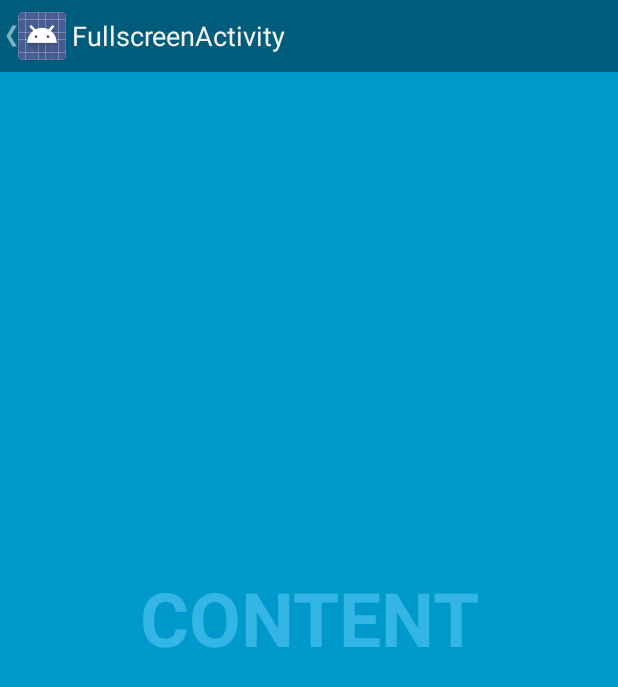
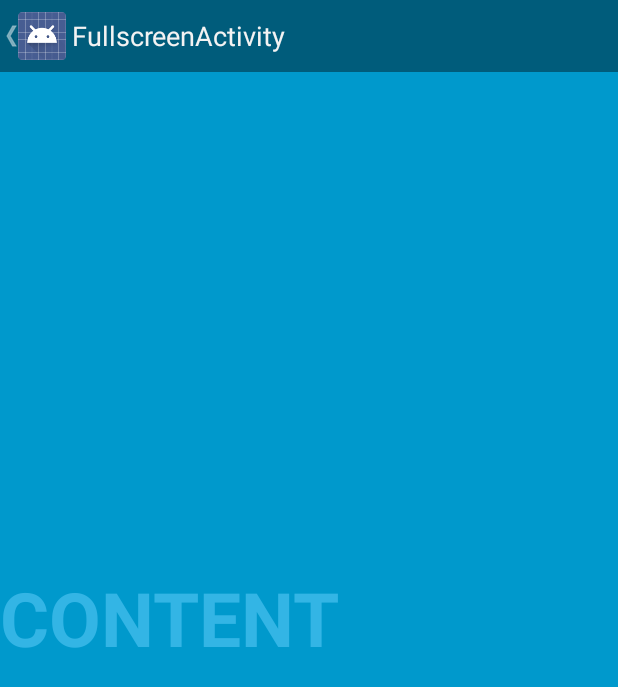
Before and after one commit to octohub/ticker, an Android app: the FullscreenActivity screen opened directly, with no data from a screen before it, on a phone screen of 412 x 824 dp. Shown: the top 687 px of the screen. Run offline under Robolectric (Android 15) with nearby library versions, the phone set to English and light mode, and no system bars.

Commit message:
Moving right along.

```diff
--- a/app/src/main/java/com/richdomapps/ticker/FullscreenActivity.java
+++ b/app/src/main/java/com/richdomapps/ticker/FullscreenActivity.java
@@ -218,4 +218,10 @@ public class FullscreenActivity extends Activity {
         }
 
     };
+
+    private void delayedStartAnimation(int delayMillis) {
+        startAnimationHandler.removeCallbacks(startAnimationRunnable);
+        startAnimationHandler.postDelayed(startAnimationRunnable, delayMillis);
+
+    }
 }
--- a/app/src/main/res/anim/move_text_view.xml
+++ b/app/src/main/res/anim/move_text_view.xml
@@ -6,6 +6,6 @@
 
     <translate
         android:fromXDelta="0%p"
-        android:toXDelta="75%p"
-        android:duration="800" />
+        android:toXDelta="100%p"
+        android:duration="2000" />
 </set>
--- a/app/src/main/res/layout/activity_fullscreen.xml
+++ b/app/src/main/res/layout/activity_fullscreen.xml
@@ -6,10 +6,15 @@
     <!-- The primary full-screen view. This can be replaced with whatever view
          is needed to present your content, e.g. VideoView, SurfaceView,
          TextureView, etc. -->
-    <TextView android:id="@+id/fullscreen_content" android:layout_width="match_parent"
-        android:layout_height="match_parent" android:keepScreenOn="true" android:textColor="#33b5e5"
-        android:textStyle="bold" android:textSize="50sp" android:gravity="center"
-        android:text="@string/dummy_content" />
+    <TextView android:id="@+id/fullscreen_content"
+        android:layout_width="wrap_content"
+        android:layout_height="match_parent"
+        android:keepScreenOn="true"
+        android:textColor="#33b5e5"
+        android:textStyle="bold"
+        android:textSize="50sp"
+        android:text="@string/dummy_content"
+        android:gravity="center_vertical" />
 
     <!-- This FrameLayout insets its children based on system windows using
          android:fitsSystemWindows. -->
```
